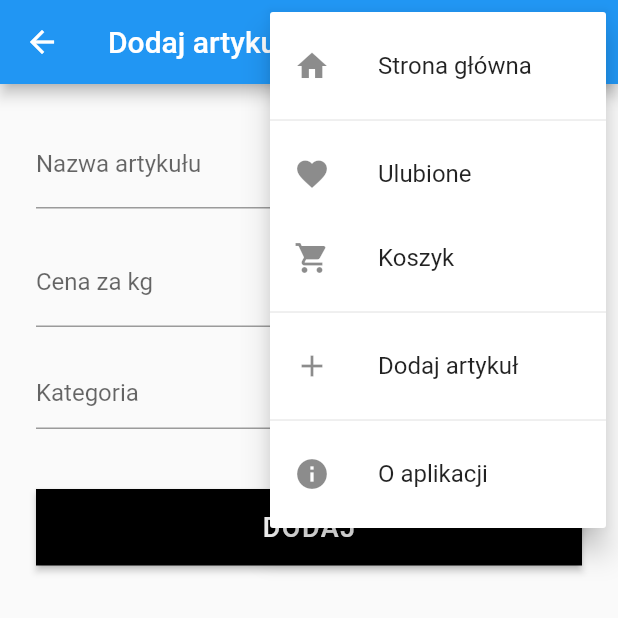
After one commit to jwasala/flutter_ecommerce, a Flutter app: the ArticleCreate screen opened directly, after a tap on the "more vert" icon, on a phone screen of 412 x 824 dp, the top half of it. The commit adds this screen. Run offline on Flutter 3.47's test engine with Material 2 defaults, Android fonts, the phone set to English and light mode, and no system bars; our stand-ins replace badges, carousel_slider; missing offline and left inert: empty_widget.

Commit message:
created 'create article' endpoint

```diff
--- a/lib/components/custom_popup_menu_button.dart
+++ b/lib/components/custom_popup_menu_button.dart
@@ -1,5 +1,6 @@
 import 'package:badges/badges.dart';
 import 'package:flutter/material.dart';
+import 'package:flutter_ecommerce/pages/article/create.dart';
 import 'package:flutter_ecommerce/pages/article/index.dart';
 import 'package:flutter_ecommerce/pages/cart/index.dart';
 import 'package:flutter_ecommerce/pages/category/index.dart';
@@ -25,6 +26,8 @@ class CustomPopupMenuButton extends StatelessWidget {
         } else if (result == 2) {
           Navigator.push(context, MaterialPageRoute(builder: (context) => const CartIndex()));
         } else if (result == 3) {
+          Navigator.push(context, MaterialPageRoute(builder: (context) => const ArticleCreate()));
+        } else if (result == 4) {
           showDialog(
               context: context,
               builder: (_) => const AlertDialog(
@@ -70,8 +73,16 @@ class CustomPopupMenuButton extends StatelessWidget {
             value: 2),
         const PopupMenuDivider(),
         const PopupMenuItem<int>(
+          child: ListTile(
+            leading: Icon(Icons.add),
+            title: Text('Dodaj artykuł')
+          ),
+          value: 3,
+        ),
+        const PopupMenuDivider(),
+        const PopupMenuItem<int>(
           child: ListTile(leading: Icon(Icons.info), title: Text('O aplikacji')),
-          value: 3,
+          value: 4,
         )
       ],
     );
--- /dev/null
+++ b/lib/pages/article/create.dart
@@ -0,0 +1,89 @@
+import 'package:flutter/cupertino.dart';
+import 'package:flutter/material.dart';
+import 'package:flutter_ecommerce/components/custom_popup_menu_button.dart';
+import 'package:flutter_ecommerce/pages/article/detail.dart';
+import 'package:flutter_ecommerce/pages/cart/index.dart';
+import 'package:flutter_ecommerce/stores/shop.dart';
+import 'package:provider/provider.dart';
+
+class ArticleCreate extends StatefulWidget {
+  const ArticleCreate({Key? key}) : super(key: key);
+
+  @override
+  State<StatefulWidget> createState() => _ArticleCreateState();
+}
+
+class _ArticleCreateState extends State<ArticleCreate> {
+  final _formKey = GlobalKey<FormState>();
+  final _nameController = TextEditingController();
+  final _priceController = TextEditingController();
+  int _categoryIdController = 1;
+
+  @override
+  Widget build(BuildContext context) {
+    // TODO: implement build
+    return Scaffold(
+      appBar: AppBar(
+        title: const Text('Dodaj artykuł'),
+        actions: const [CustomPopupMenuButton()],
+      ),
+      body: Form(
+          key: _formKey,
+          child: Padding(
+            padding: const EdgeInsets.all(24.0),
+            child: Column(
+              children: <Widget>[
+                TextFormField(
+                    controller: _nameController,
+                    decoration: const InputDecoration(hintText: 'Jabłka', labelText: 'Nazwa artykułu')),
+                const SizedBox(
+                  height: 20,
+                ),
+                TextFormField(
+                  keyboardType: TextInputType.number,
+                  controller: _priceController,
+                  decoration: const InputDecoration(hintText: '5.50', labelText: 'Cena za kg'),
+                ),
+                const SizedBox(height: 20),
+                DropdownButtonFormField(
+                  hint: const Text('Kategoria'),
+                  items: Provider.of<ShopStore>(context)
+                      .categories
+                      .map((category) => DropdownMenuItem(
+                            child: Text(category.name),
+                            value: category.categoryId,
+                          ))
+                      .toList(),
+                  onChanged: (int? value) {
+                    _categoryIdController = value ?? 1;
+                  },
+                ),
+                const SizedBox(height: 40),
+                SizedBox(
+                    width: double.infinity,
+                    child: ElevatedButton(
+                      onPressed: () {
+                        var id = Provider.of<ShopStore>(context, listen: false).addArticle(
+                            _nameController.text, double.parse(_priceController.text), _categoryIdController);
+                        ScaffoldMessenger.of(context).hideCurrentSnackBar();
+                        ScaffoldMessenger.of(context)
+                            .showSnackBar(const SnackBar(content: Text('Utworzono nowy artykuł')));
+                        Navigator.push(
+                            context,
+                            MaterialPageRoute(
+                                builder: (context) => ArticleDetail(
+                                    article: Provider.of<ShopStore>(context, listen: false).getArticleById(id))));
+                      },
+                      child: Text('Dodaj'.toUpperCase(),
+                          style: const TextStyle(fontSize: 18, letterSpacing: 1)),
+                      style: ElevatedButton.styleFrom(
+                          primary: Colors.black,
+                          padding: const EdgeInsets.only(top: 15, bottom: 15),
+                          shape: const BeveledRectangleBorder(borderRadius: BorderRadius.zero)),
+                    ))
+              ],
+            ),
+          )),
+    );
+  }
+}
--- a/lib/stores/shop.dart
+++ b/lib/stores/shop.dart
@@ -1,3 +1,5 @@
+import 'dart:math';
+
 import 'package:collection/collection.dart';
 import 'package:flutter/cupertino.dart';
 import 'package:flutter_ecommerce/models/article.dart';
@@ -40,7 +42,7 @@ class ShopStore extends ChangeNotifier {
   final List<Category> _categories = [
     Category(1, 'Warzywa', 'Świeże warzywa z krajowych upraw, tylko ekologiczni dostawcy.'),
     Category(2, 'Owoce', 'Źródła wielu witamin. Dostępne wiele krajowych i importowanych produktów.'),
-    Category(3, 'Bakalie', 'W sumie sam nie wiem, co można o tym napisać.')
+    Category(3, 'Bakalie', 'Suszone owoce południowe i orzechy, świetne m.in. jako dodatek do ciast.')
   ];
   final List<CartItem> _cartItems = [];
   final Set<int> _favoriteArticlesIds = {};
@@ -57,6 +59,12 @@ class ShopStore extends ChangeNotifier {
   UnmodifiableListView<Category> get categories => UnmodifiableListView(_categories);
 
   UnmodifiableListView<CartItem> get cartItems => UnmodifiableListView(_cartItems);
+
+  int get nextArticleId =>
+      articles.map((article) => article.articleId).reduce((value, element) => max(value, element)) + 1;
+
+  int get nextCategoryId =>
+      categories.map((category) => category.categoryId).reduce((value, element) => max(value, element)) + 1;
 
   double get totalPrice => _cartItems
       .map((cartItem) =>
@@ -118,4 +126,11 @@ class ShopStore extends ChangeNotifier {
     _favoriteArticlesIds.remove(articleId);
     notifyListeners();
   }
+
+  int addArticle(String name, double price, int categoryId) {
+    var nextId = nextArticleId;
+    var article = Article(nextArticleId, name, ['assets/placeholder.png'], price, categoryId);
+    _articles.add(article);
+    return nextId;
+  }
 }
--- a/pubspec.yaml
+++ b/pubspec.yaml
@@ -38,6 +38,7 @@ dependencies:
   carousel_slider: ^4.0.0
   intl: ^0.17.0
   badges: ^2.0.2
+  empty_widget: ^0.0.3
 
 dev_dependencies:
   flutter_test:
```
Also changed, not shown: lib/pages/article/index.dart (+28 -5 lines), lib/pages/cart/index.dart (+29 -2 lines), assets/placeholder.png (added), pubspec.lock.
